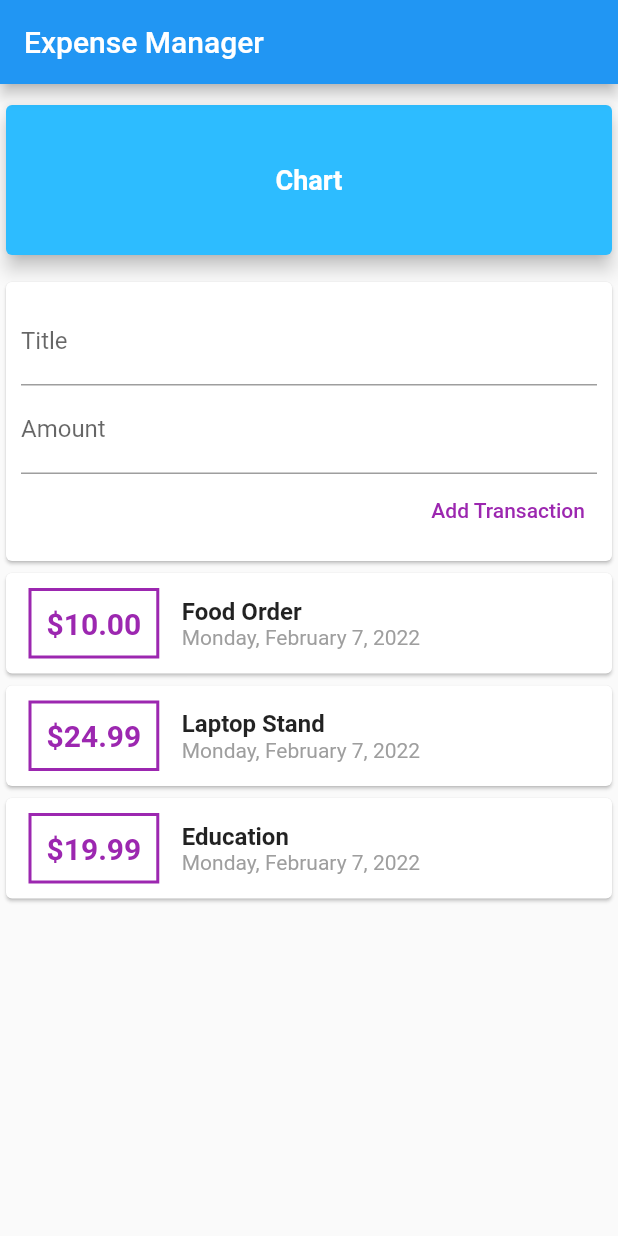
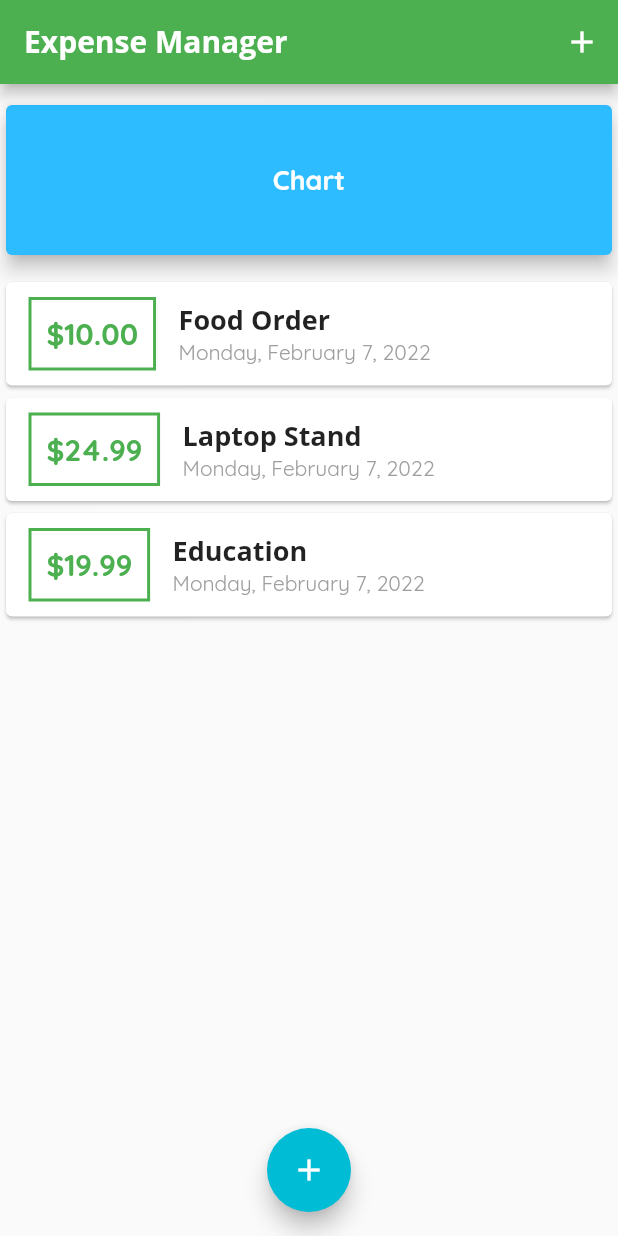
Before and after one commit to codeFaheem/flutter_expense_tracker, a Flutter app: the screen it shows after launch, on a phone screen of 412 x 824 dp. Run offline on Flutter 3.47's test engine with Material 2 defaults, Android fonts, the phone set to English and light mode, and no system bars.

Commit message:
Moved State Management To MyApp Class And Added Theme Styling

```diff
--- a/lib/main.dart
+++ b/lib/main.dart
@@ -2,7 +2,9 @@
 
 import 'package:flutter/material.dart';
 
-import './widgets/user_Transactions.dart';
+import './models/transaction.dart';
+import './widgets/transaction_list.dart';
+import './widgets/new_transaction.dart';
 
 void main() => runApp(const MyApp());
 
@@ -11,21 +13,97 @@ class MyApp extends StatelessWidget {
 
   @override
   Widget build(context) {
+    final ThemeData theme = ThemeData(
+      primarySwatch: Colors.green,
+      fontFamily: 'Quicksand',
+      textTheme: ThemeData.light().textTheme.copyWith(
+            bodyText2: TextStyle(),
+            headline6: TextStyle(
+              fontFamily: 'OpenSans',
+              fontWeight: FontWeight.bold,
+              fontSize: 18,
+            ),
+          ),
+      appBarTheme: AppBarTheme(
+        titleTextStyle: TextStyle(
+          fontFamily: 'OpenSans',
+          fontSize: 20,
+          fontWeight: FontWeight.bold,
+        ),
+      ),
+    );
     return MaterialApp(
       title: 'Flutter Expense Manager',
+      theme: theme.copyWith(
+        colorScheme: theme.colorScheme.copyWith(secondary: Colors.cyan),
+      ),
       home: MyHomePage(),
     );
   }
 }
 
-class MyHomePage extends StatelessWidget {
+class MyHomePage extends StatefulWidget {
   MyHomePage({Key? key}) : super(key: key);
+
+  @override
+  State<MyHomePage> createState() => _MyHomePageState();
+}
+
+class _MyHomePageState extends State<MyHomePage> {
+  final List<Transaction> _transactions = [
+    Transaction(
+      id: 'A1',
+      title: 'Food Order',
+      amount: 10,
+      date: DateTime.now(),
+    ),
+    Transaction(
+      id: 'A2',
+      title: 'Laptop Stand',
+      amount: 24.99,
+      date: DateTime.now(),
+    ),
+    Transaction(
+      id: 'A3',
+      title: 'Education',
+      amount: 19.99,
+      date: DateTime.now(),
+    ),
+  ];
+
+  void _addNewTransactions(String txTitle, double txAmount) {
+    final newTx = Transaction(
+      id: DateTime.now().toString(),
+      title: txTitle,
+      amount: txAmount,
+      date: DateTime.now(),
+    );
+
+    setState(() {
+      _transactions.add(newTx);
+    });
+  }
+
+  void _startAddNewTransaction(BuildContext ctx) {
+    showModalBottomSheet(
+      context: ctx,
+      builder: (_) {
+        return NewTransaction(_addNewTransactions);
+      },
+    );
+  }
 
   @override
   Widget build(context) {
     return Scaffold(
       appBar: AppBar(
         title: const Text('Expense Manager'),
+        actions: [
+          IconButton(
+            icon: Icon(Icons.add),
+            onPressed: () => _startAddNewTransaction(context),
+          )
+        ],
       ),
       body: SingleChildScrollView(
         child: Column(
@@ -51,9 +129,14 @@ class MyHomePage extends StatelessWidget {
               ),
             ),
             SizedBox(height: 10),
-            UserTransactions(),
+            TransactionList(_transactions),
           ],
         ),
+      ),
+      floatingActionButtonLocation: FloatingActionButtonLocation.centerFloat,
+      floatingActionButton: FloatingActionButton(
+        child: Icon(Icons.add),
+        onPressed: () => _startAddNewTransaction(context),
       ),
     );
   }
--- a/lib/widgets/new_transaction.dart
+++ b/lib/widgets/new_transaction.dart
@@ -1,13 +1,19 @@
-// ignore_for_file: prefer_const_constructors
+// ignore_for_file: prefer_const_constructors, prefer_const_constructors_in_immutables
 
 import 'package:flutter/material.dart';
 
-class NewTransaction extends StatelessWidget {
+class NewTransaction extends StatefulWidget {
   final Function addTx;
+
+  NewTransaction(this.addTx, {Key? key}) : super(key: key);
+
+  @override
+  State<NewTransaction> createState() => _NewTransactionState();
+}
+
+class _NewTransactionState extends State<NewTransaction> {
   final titleController = TextEditingController();
   final amountController = TextEditingController();
-
-  NewTransaction(this.addTx, {Key? key}) : super(key: key);
 
   void _submitData() {
     final String enteredTitle = titleController.text;
@@ -15,10 +21,12 @@ class NewTransaction extends StatelessWidget {
 
     if (enteredTitle.isEmpty || enteredAmount <= 0) return;
 
-    addTx(
+    widget.addTx(
       titleController.text,
       double.parse(amountController.text),
     );
+
+    Navigator.of(context).pop();
   }
 
   @override
@@ -42,7 +50,8 @@ class NewTransaction extends StatelessWidget {
             ),
             TextButton(
               child: Text('Add Transaction'),
-              style: TextButton.styleFrom(primary: Colors.purple),
+              style:
+                  TextButton.styleFrom(primary: Theme.of(context).primaryColor),
               onPressed: _submitData,
             ),
           ],
--- a/lib/widgets/transaction_list.dart
+++ b/lib/widgets/transaction_list.dart
@@ -27,7 +27,7 @@ class TransactionList extends StatelessWidget {
                   ),
                   decoration: BoxDecoration(
                     border: Border.all(
-                      color: Colors.purple,
+                      color: Theme.of(context).primaryColor,
                       width: 2,
                     ),
                   ),
@@ -37,7 +37,7 @@ class TransactionList extends StatelessWidget {
                     style: TextStyle(
                       fontWeight: FontWeight.bold,
                       fontSize: 20,
-                      color: Colors.purple,
+                      color: Theme.of(context).primaryColor,
                     ),
                   ),
                 ),
@@ -46,10 +46,11 @@ class TransactionList extends StatelessWidget {
                   children: [
                     Text(
                       _transactions[index].title,
-                      style: TextStyle(
-                        fontWeight: FontWeight.bold,
-                        fontSize: 16,
-                      ),
+                      style: Theme.of(context).textTheme.headline6,
+                      // style: TextStyle(
+                      //   fontWeight: FontWeight.bold,
+                      //   fontSize: 16,
+                      // ),
                     ),
                     Text(
                       DateFormat.yMMMMEEEEd().format(_transactions[index].date),
--- a/lib/widgets/user_transactions.dart
+++ /dev/null
@@ -1,61 +0,0 @@
-// ignore_for_file: prefer_const_constructors
-
-import 'package:flutter/material.dart';
-
-import '../models/transaction.dart';
-
-import './new_transaction.dart';
-import './transaction_list.dart';
-
-class UserTransactions extends StatefulWidget {
-  const UserTransactions({Key? key}) : super(key: key);
-
-  @override
-  _UserTransactionsState createState() => _UserTransactionsState();
-}
-
-class _UserTransactionsState extends State<UserTransactions> {
-  final List<Transaction> _userTransactions = [
-    Transaction(
-      id: 'A1',
-      title: 'Food Order',
-      amount: 10,
-      date: DateTime.now(),
-    ),
-    Transaction(
-      id: 'A2',
-      title: 'Laptop Stand',
-      amount: 24.99,
-      date: DateTime.now(),
-    ),
-    Transaction(
-      id: 'A3',
-      title: 'Education',
-      amount: 19.99,
-      date: DateTime.now(),
-    ),
-  ];
-
-  void _addNewTransactions(String txTitle, double txAmount) {
-    final newTx = Transaction(
-      id: DateTime.now().toString(),
-      title: txTitle,
-      amount: txAmount,
-      date: DateTime.now(),
-    );
-
-    setState(() {
-      _userTransactions.add(newTx);
-    });
-  }
-
-  @override
-  Widget build(BuildContext context) {
-    return Column(
-      children: [
-        NewTransaction(_addNewTransactions),
-        TransactionList(_userTransactions),
-      ],
-    );
-  }
-}
```
Also changed, not shown: pubspec.yaml (+11 -6 lines), assets/fonts/OpenSans-Bold.ttf (added), assets/fonts/OpenSans-Regular.ttf (added), assets/fonts/Quicksand-Bold.ttf (added), assets/fonts/Quicksand-Light.ttf (added), assets/fonts/Quicksand-Medium.ttf (added), assets/fonts/Quicksand-Regular.ttf (added).
